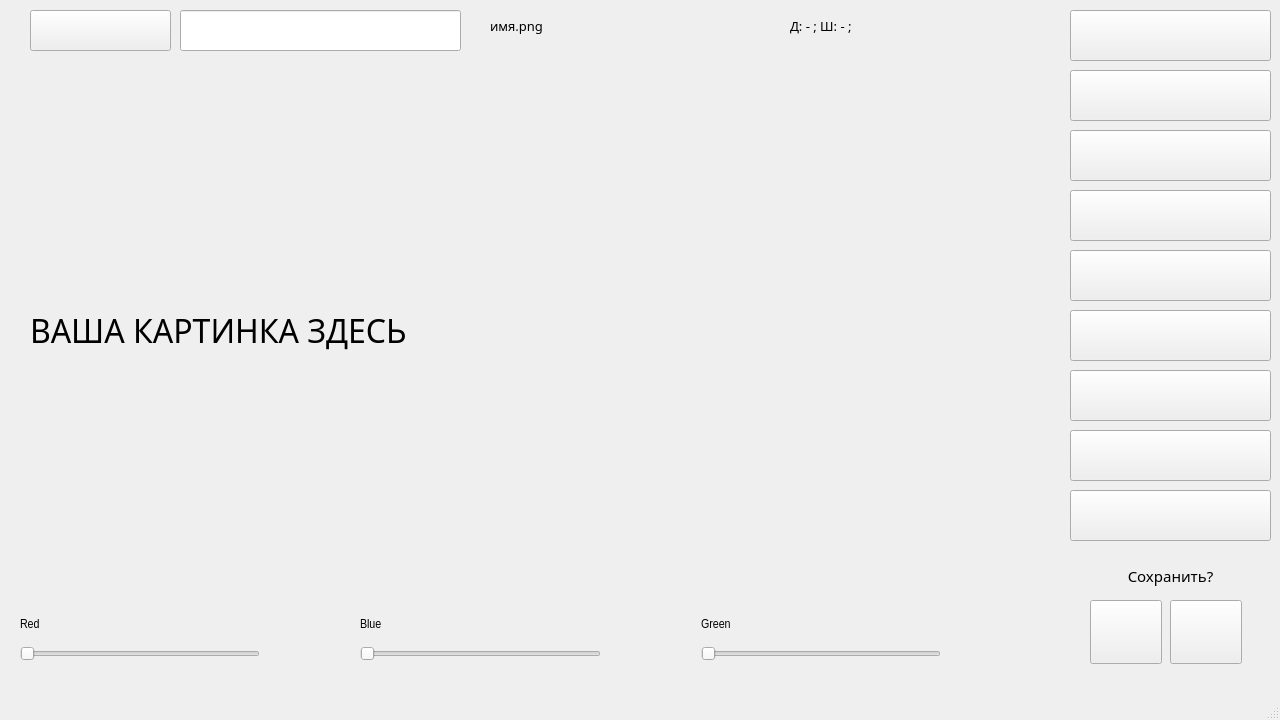
evilrise7/pyqtproject, file yandex.ui: the form before one commit.
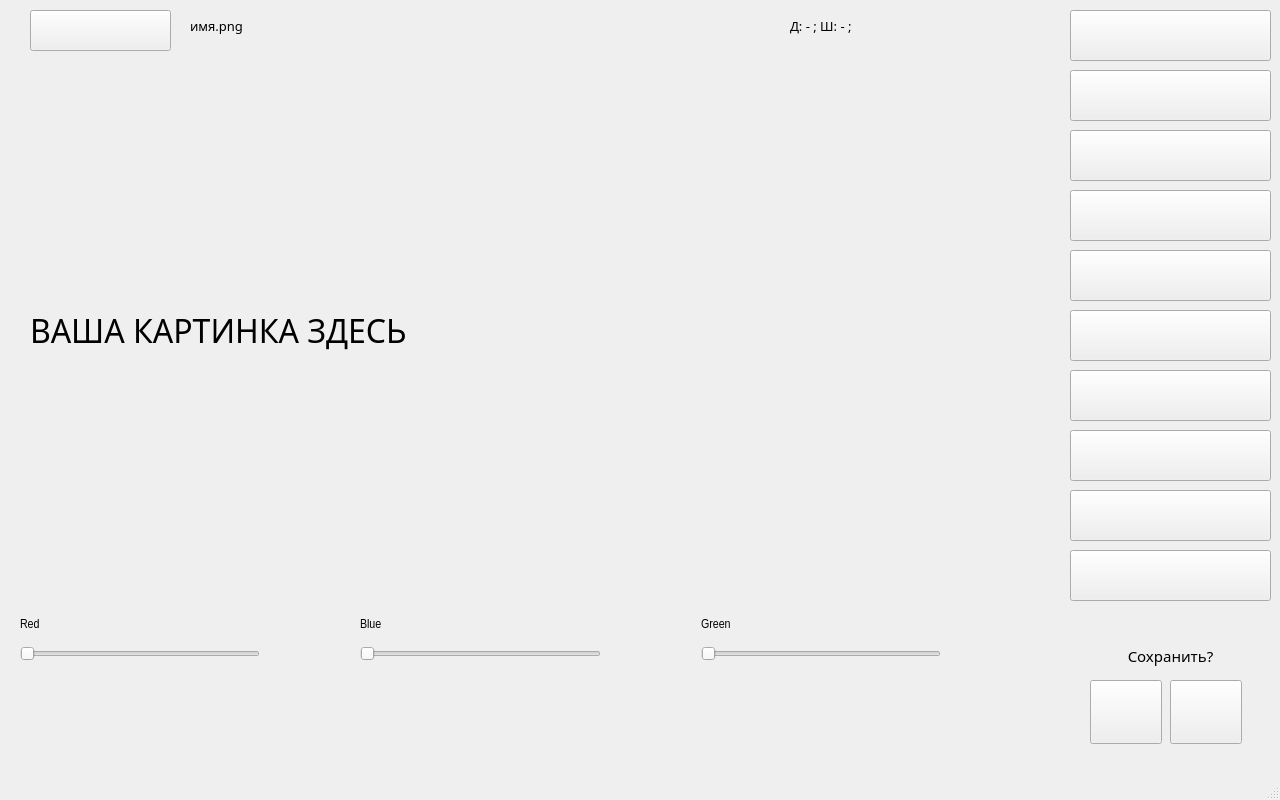
The form after the commit. Icons and pictures are not drawn.

Commit message: убран текстбокс

Patch:
```diff
--- a/yandex.ui
+++ b/yandex.ui
@@ -7,19 +7,19 @@
     <x>0</x>
     <y>0</y>
     <width>1280</width>
-    <height>720</height>
+    <height>800</height>
    </rect>
   </property>
   <property name="minimumSize">
    <size>
     <width>1280</width>
-    <height>720</height>
+    <height>800</height>
    </size>
   </property>
   <property name="maximumSize">
    <size>
     <width>1280</width>
-    <height>720</height>
+    <height>800</height>
    </size>
   </property>
   <property name="windowTitle">
@@ -139,7 +139,7 @@
     <property name="geometry">
      <rect>
       <x>1090</x>
-      <y>600</y>
+      <y>680</y>
       <width>72</width>
       <height>64</height>
      </rect>
@@ -235,21 +235,6 @@
      <bool>false</bool>
     </property>
    </widget>
-   <widget class="QLineEdit" name="boxopen">
-    <property name="geometry">
-     <rect>
-      <x>180</x>
-      <y>10</y>
-      <width>281</width>
-      <height>41</height>
-     </rect>
-    </property>
-    <property name="font">
-     <font>
-      <pointsize>14</pointsize>
-     </font>
-    </property>
-   </widget>
    <widget class="QPushButton" name="reskost">
     <property name="geometry">
      <rect>
@@ -354,7 +339,7 @@
     <property name="geometry">
      <rect>
       <x>1070</x>
-      <y>560</y>
+      <y>640</y>
       <width>201</width>
       <height>31</height>
      </rect>
@@ -376,7 +361,7 @@
     <property name="geometry">
      <rect>
       <x>1170</x>
-      <y>600</y>
+      <y>680</y>
       <width>72</width>
       <height>64</height>
      </rect>
@@ -472,9 +457,9 @@
    <widget class="QLabel" name="filenamelabel">
     <property name="geometry">
      <rect>
-      <x>490</x>
+      <x>190</x>
       <y>10</y>
-      <width>291</width>
+      <width>581</width>
       <height>31</height>
      </rect>
     </property>
@@ -507,6 +492,31 @@
      <string>Д: - ; Ш: - ;</string>
     </property>
    </widget>
+   <widget class="QPushButton" name="negative_2">
+    <property name="geometry">
+     <rect>
+      <x>1070</x>
+      <y>550</y>
+      <width>201</width>
+      <height>51</height>
+     </rect>
+    </property>
+    <property name="font">
+     <font>
+      <family>Arial Narrow</family>
+      <pointsize>12</pointsize>
+     </font>
+    </property>
+    <property name="styleSheet">
+     <string notr="true">border-image: url(./NEGATIVE.png);</string>
+    </property>
+    <property name="text">
+     <string/>
+    </property>
+    <property name="checkable">
+     <bool>false</bool>
+    </property>
+   </widget>
   </widget>
   <widget class="QMenuBar" name="menubar">
    <property name="geometry">
```
